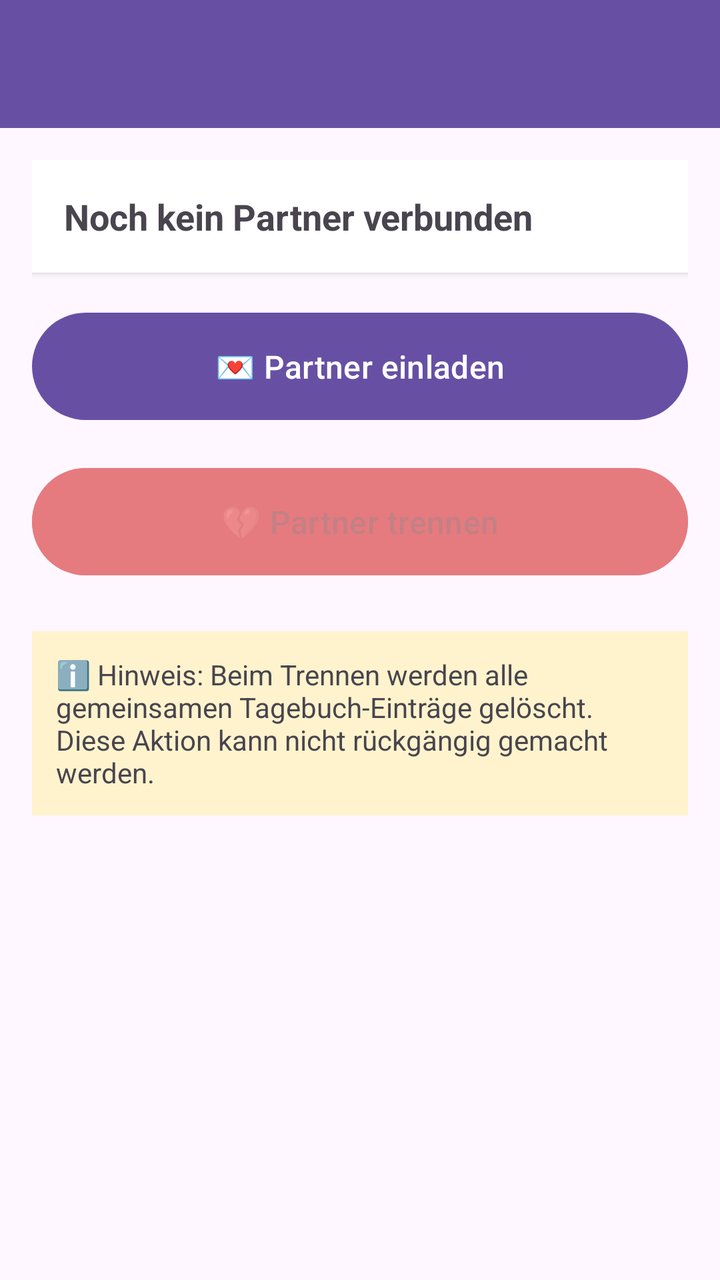
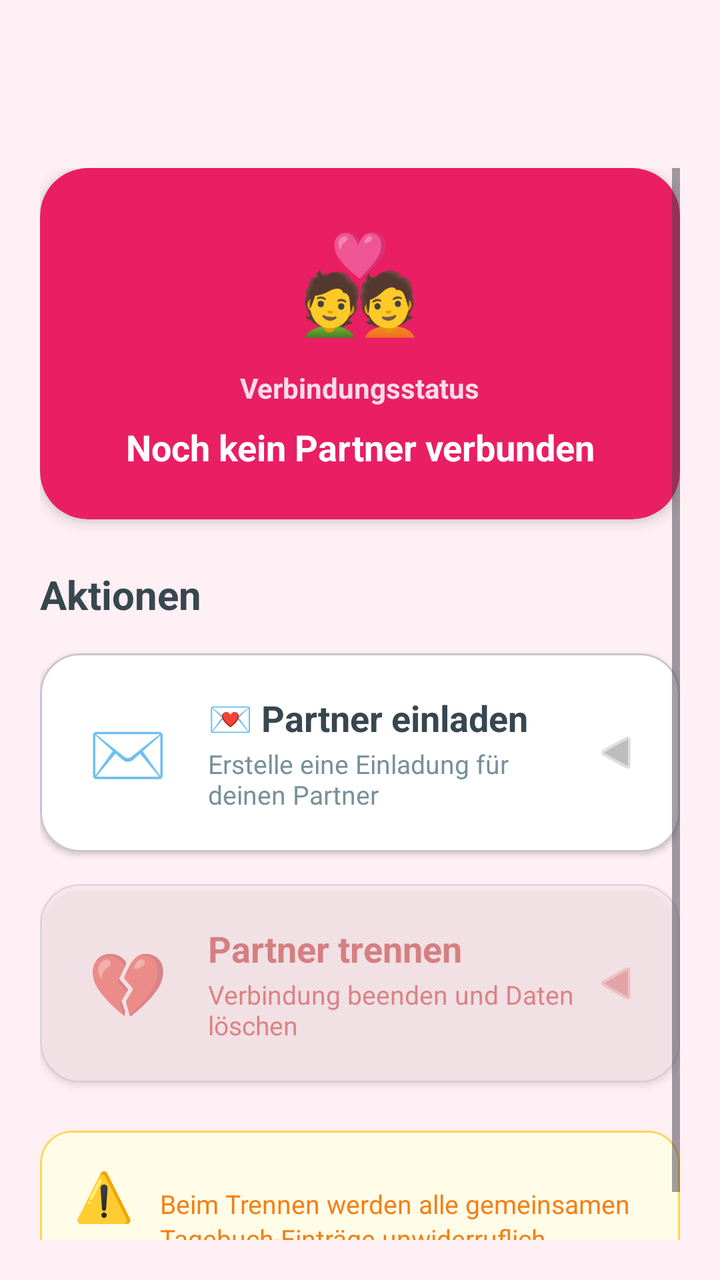

Screens rendered from an Android XML layout before and after an edit, with the pre-edit source and the edit as a unified diff.
<!-- AndroidManifest.xml: application theme Theme.MeinTagebuch -->
<!-- res/layout/activity_partner.xml -->
<?xml version="1.0" encoding="utf-8"?>
<androidx.coordinatorlayout.widget.CoordinatorLayout
    xmlns:android="http://schemas.android.com/apk/res/android"
    xmlns:app="http://schemas.android.com/apk/res-auto"
    android:layout_width="match_parent"
    android:layout_height="match_parent">

    <com.google.android.material.appbar.AppBarLayout
        android:layout_width="match_parent"
        android:layout_height="wrap_content">

        <androidx.appcompat.widget.Toolbar
            android:id="@+id/partnerToolbar"
            android:layout_width="match_parent"
            android:layout_height="?attr/actionBarSize"
            android:background="?attr/colorPrimary"
            app:titleTextColor="@android:color/white"/>

    </com.google.android.material.appbar.AppBarLayout>

    <ScrollView
        android:layout_width="match_parent"
        android:layout_height="match_parent"
        app:layout_behavior="@string/appbar_scrolling_view_behavior"
        android:padding="16dp">

        <LinearLayout
            android:layout_width="match_parent"
            android:layout_height="wrap_content"
            android:orientation="vertical">

            
            <TextView
                android:id="@+id/partnerStatusText"
                android:layout_width="match_parent"
                android:layout_height="wrap_content"
                android:text="@string/partner_status_none"
                android:textSize="18sp"
                android:textStyle="bold"
                android:padding="16dp"
                android:background="@android:color/white"
                android:elevation="2dp"
                android:layout_marginBottom="16dp"/>

            
            <Button
                android:id="@+id/inviteButton"
                android:layout_width="match_parent"
                android:layout_height="wrap_content"
                android:text="@string/partner_invite_button"
                android:textSize="16sp"
                android:padding="16dp"
                android:layout_marginBottom="16dp"/>

            
            <Button
                android:id="@+id/disconnectPartnerButton"
                android:layout_width="match_parent"
                android:layout_height="wrap_content"
                android:text="💔 Partner trennen"
                android:textSize="16sp"
                android:padding="16dp"
                android:backgroundTint="@android:color/holo_red_dark"
                android:layout_marginBottom="24dp"
                android:enabled="false"
                android:alpha="0.5"/>

            
            <TextView
                android:layout_width="match_parent"
                android:layout_height="wrap_content"
                android:text="ℹ️ Hinweis: Beim Trennen werden alle gemeinsamen Tagebuch-Einträge gelöscht. Diese Aktion kann nicht rückgängig gemacht werden."
                android:textSize="14sp"
                android:padding="12dp"
                android:background="#FFF3CD"
                android:layout_marginBottom="16dp"/>

        </LinearLayout>

    </ScrollView>

</androidx.coordinatorlayout.widget.CoordinatorLayout>
<!-- resources referenced by this layout -->
<resources>
  <string name="partner_invite_button">💌 Partner einladen</string>
  <string name="partner_status_none">Noch kein Partner verbunden</string>
  <style name="Theme.MeinTagebuch" parent="Base.Theme.MeinTagebuch" />
  <style name="Base.Theme.MeinTagebuch" parent="Theme.Material3.DayNight.NoActionBar">
          
          
      </style>
</resources>

<!-- the commit's change to res/layout/activity_partner.xml (unified diff, before → after) -->
@@ -3,18 +3,22 @@
     xmlns:android="http://schemas.android.com/apk/res/android"
     xmlns:app="http://schemas.android.com/apk/res-auto"
     android:layout_width="match_parent"
-    android:layout_height="match_parent">
+    android:layout_height="match_parent"
+    android:background="@color/background">
 
     <com.google.android.material.appbar.AppBarLayout
         android:layout_width="match_parent"
-        android:layout_height="wrap_content">
+        android:layout_height="wrap_content"
+        android:elevation="0dp"
+        android:background="@color/background">
 
         <androidx.appcompat.widget.Toolbar
             android:id="@+id/partnerToolbar"
             android:layout_width="match_parent"
             android:layout_height="?attr/actionBarSize"
-            android:background="?attr/colorPrimary"
-            app:titleTextColor="@android:color/white"/>
+            android:background="@color/background"
+            app:titleTextColor="@color/primary_text"
+            app:navigationIconTint="@color/primary"/>
 
     </com.google.android.material.appbar.AppBarLayout>
 
@@ -22,7 +26,7 @@
         android:layout_width="match_parent"
         android:layout_height="match_parent"
         app:layout_behavior="@string/appbar_scrolling_view_behavior"
-        android:padding="16dp">
+        android:padding="20dp">
 
         <LinearLayout
             android:layout_width="match_parent"
@@ -30,50 +34,237 @@
             android:orientation="vertical">
 
             
+            <com.google.android.material.card.MaterialCardView
+                android:layout_width="match_parent"
+                android:layout_height="wrap_content"
+                android:layout_marginBottom="24dp"
+                app:cardCornerRadius="24dp"
+                app:cardElevation="4dp"
+                app:strokeWidth="0dp"
+                android:backgroundTint="@color/primary">
+
+                <LinearLayout
+                    android:layout_width="match_parent"
+                    android:layout_height="wrap_content"
+                    android:orientation="vertical"
+                    android:padding="24dp"
+                    android:gravity="center">
+
+                    <TextView
+                        android:layout_width="wrap_content"
+                        android:layout_height="wrap_content"
+                        android:text="💑"
+                        android:textSize="48sp"
+                        android:layout_marginBottom="12dp"/>
+
+                    <TextView
+                        android:layout_width="wrap_content"
+                        android:layout_height="wrap_content"
+                        android:text="Verbindungsstatus"
+                        android:textSize="14sp"
+                        android:textColor="@android:color/white"
+                        android:alpha="0.85"
+                        android:textStyle="bold"
+                        android:layout_marginBottom="8dp"/>
+
+                    <TextView
+                        android:id="@+id/partnerStatusText"
+                        android:layout_width="wrap_content"
+                        android:layout_height="wrap_content"
+                        android:text="@string/partner_status_none"
+                        android:textSize="18sp"
+                        android:textStyle="bold"
+                        android:textColor="@android:color/white"
+                        android:textAlignment="center"
+                        android:gravity="center"/>
+
+                </LinearLayout>
+
+            </com.google.android.material.card.MaterialCardView>
+
+            
             <TextView
-                android:id="@+id/partnerStatusText"
-                android:layout_width="match_parent"
-                android:layout_height="wrap_content"
-                android:text="@string/partner_status_none"
-                android:textSize="18sp"
+                android:layout_width="wrap_content"
+                android:layout_height="wrap_content"
+                android:text="Aktionen"
+                android:textSize="20sp"
                 android:textStyle="bold"
-                android:padding="16dp"
-                android:background="@android:color/white"
-                android:elevation="2dp"
+                android:textColor="@color/primary_text"
                 android:layout_marginBottom="16dp"/>
+
+            
+            <com.google.android.material.card.MaterialCardView
+                android:id="@+id/inviteButtonCard"
+                android:layout_width="match_parent"
+                android:layout_height="wrap_content"
+                android:layout_marginBottom="16dp"
+                app:cardCornerRadius="20dp"
+                app:cardElevation="2dp"
+                android:clickable="true"
+                android:focusable="true"
+                android:foreground="?attr/selectableItemBackground"
+                android:backgroundTint="@color/card_background">
+
+                <LinearLayout
+                    android:layout_width="match_parent"
+                    android:layout_height="wrap_content"
+                    android:orientation="horizontal"
+                    android:padding="20dp"
+                    android:gravity="center_vertical">
+
+                    <TextView
+                        android:layout_width="48dp"
+                        android:layout_height="48dp"
+                        android:text="✉️"
+                        android:textSize="32sp"
+                        android:gravity="center"/>
+
+                    <LinearLayout
+                        android:layout_width="0dp"
+                        android:layout_height="wrap_content"
+                        android:layout_weight="1"
+                        android:orientation="vertical"
+                        android:layout_marginStart="16dp">
+
+                        <TextView
+                            android:layout_width="match_parent"
+                            android:layout_height="wrap_content"
+                            android:text="@string/partner_invite_button"
+                            android:textSize="18sp"
+                            android:textStyle="bold"
+                            android:textColor="@color/primary_text"/>
+
+                        <TextView
+                            android:layout_width="match_parent"
+                            android:layout_height="wrap_content"
+                            android:text="Erstelle eine Einladung für deinen Partner"
+                            android:textSize="13sp"
+                            android:textColor="@color/secondary_text"
+                            android:layout_marginTop="2dp"/>
+                    </LinearLayout>
+
+                    <ImageView
+                        android:layout_width="24dp"
+                        android:layout_height="24dp"
+                        android:src="@android:drawable/ic_media_play"
+                        android:rotation="180"
+                        app:tint="#BDBDBD"/>
+                </LinearLayout>
+
+            </com.google.android.material.card.MaterialCardView>
 
             
             <Button
                 android:id="@+id/inviteButton"
-                android:layout_width="match_parent"
-                android:layout_height="wrap_content"
-                android:text="@string/partner_invite_button"
-                android:textSize="16sp"
-                android:padding="16dp"
-                android:layout_marginBottom="16dp"/>
+                android:layout_width="0dp"
+                android:layout_height="0dp"
+                android:visibility="gone"/>
+
+            
+            <com.google.android.material.card.MaterialCardView
+                android:id="@+id/disconnectButtonCard"
+                android:layout_width="match_parent"
+                android:layout_height="wrap_content"
+                android:layout_marginBottom="24dp"
+                app:cardCornerRadius="20dp"
+                app:cardElevation="2dp"
+                android:clickable="true"
+                android:focusable="true"
+                android:foreground="?attr/selectableItemBackground"
+                android:backgroundTint="#FFEBEE"
+                android:alpha="0.5">
+
+                <LinearLayout
+                    android:layout_width="match_parent"
+                    android:layout_height="wrap_content"
+                    android:orientation="horizontal"
+                    android:padding="20dp"
+                    android:gravity="center_vertical">
+
+                    <TextView
+                        android:layout_width="48dp"
+                        android:layout_height="48dp"
+                        android:text="💔"
+                        android:textSize="32sp"
+                        android:gravity="center"/>
+
+                    <LinearLayout
+                        android:layout_width="0dp"
+                        android:layout_height="wrap_content"
+                        android:layout_weight="1"
+                        android:orientation="vertical"
+                        android:layout_marginStart="16dp">
+
+                        <TextView
+                            android:layout_width="match_parent"
+                            android:layout_height="wrap_content"
+                            android:text="Partner trennen"
+                            android:textSize="18sp"
+                            android:textStyle="bold"
+                            android:textColor="#C62828"/>
+
+                        <TextView
+                            android:layout_width="match_parent"
+                            android:layout_height="wrap_content"
+                            android:text="Verbindung beenden und Daten löschen"
+                            android:textSize="13sp"
+                            android:textColor="#D32F2F"
+                            android:layout_marginTop="2dp"/>
+                    </LinearLayout>
+
+                    <ImageView
+                        android:layout_width="24dp"
+                        android:layout_height="24dp"
+                        android:src="@android:drawable/ic_media_play"
+                        android:rotation="180"
+                        app:tint="#E57373"/>
+                </LinearLayout>
+
+            </com.google.android.material.card.MaterialCardView>
 
             
             <Button
                 android:id="@+id/disconnectPartnerButton"
-                android:layout_width="match_parent"
-                android:layout_height="wrap_content"
-                android:text="💔 Partner trennen"
-                android:textSize="16sp"
-                android:padding="16dp"
-                android:backgroundTint="@android:color/holo_red_dark"
-                android:layout_marginBottom="24dp"
-                android:enabled="false"
-                android:alpha="0.5"/>
-
-            
-            <TextView
-                android:layout_width="match_parent"
-                android:layout_height="wrap_content"
-                android:text="ℹ️ Hinweis: Beim Trennen werden alle gemeinsamen Tagebuch-Einträge gelöscht. Diese Aktion kann nicht rückgängig gemacht werden."
-                android:textSize="14sp"
-                android:padding="12dp"
-                android:background="#FFF3CD"
-                android:layout_marginBottom="16dp"/>
+                android:layout_width="0dp"
+                android:layout_height="0dp"
+                android:visibility="gone"
+                android:enabled="false"/>
+
+            
+            <com.google.android.material.card.MaterialCardView
+                android:layout_width="match_parent"
+                android:layout_height="wrap_content"
+                app:cardCornerRadius="16dp"
+                app:cardElevation="0dp"
+                app:strokeWidth="1dp"
+                app:strokeColor="#FFD54F"
+                android:backgroundTint="#FFFDE7">
+
+                <LinearLayout
+                    android:layout_width="match_parent"
+                    android:layout_height="wrap_content"
+                    android:orientation="horizontal"
+                    android:padding="16dp">
+
+                    <TextView
+                        android:layout_width="32dp"
+                        android:layout_height="32dp"
+                        android:text="⚠️"
+                        android:textSize="24sp"
+                        android:gravity="center"
+                        android:layout_marginEnd="12dp"/>
+
+                    <TextView
+                        android:layout_width="0dp"
+                        android:layout_height="wrap_content"
+                        android:layout_weight="1"
+                        android:text="Beim Trennen werden alle gemeinsamen Tagebuch-Einträge unwiderruflich gelöscht. Diese Aktion kann nicht rückgängig gemacht werden."
+                        android:textSize="13sp"
+                        android:textColor="#F57F17"
+                        android:lineSpacingExtra="2dp"/>
+                </LinearLayout>
+
+            </com.google.android.material.card.MaterialCardView>
 
         </LinearLayout>
 
<!-- resource entries referenced after the edit -->
@@ -1,5 +1,10 @@
 <!-- resources referenced by this layout -->
 <resources>
+  <color name="background">#FFF0F5</color>
+  <color name="card_background">#FFFFFF</color>
+  <color name="primary">#E91E63</color>
+  <color name="primary_text">#37474F</color>
+  <color name="secondary_text">#78909C</color>
   <string name="partner_invite_button">💌 Partner einladen</string>
   <string name="partner_status_none">Noch kein Partner verbunden</string>
   <style name="Theme.MeinTagebuch" parent="Base.Theme.MeinTagebuch" />
